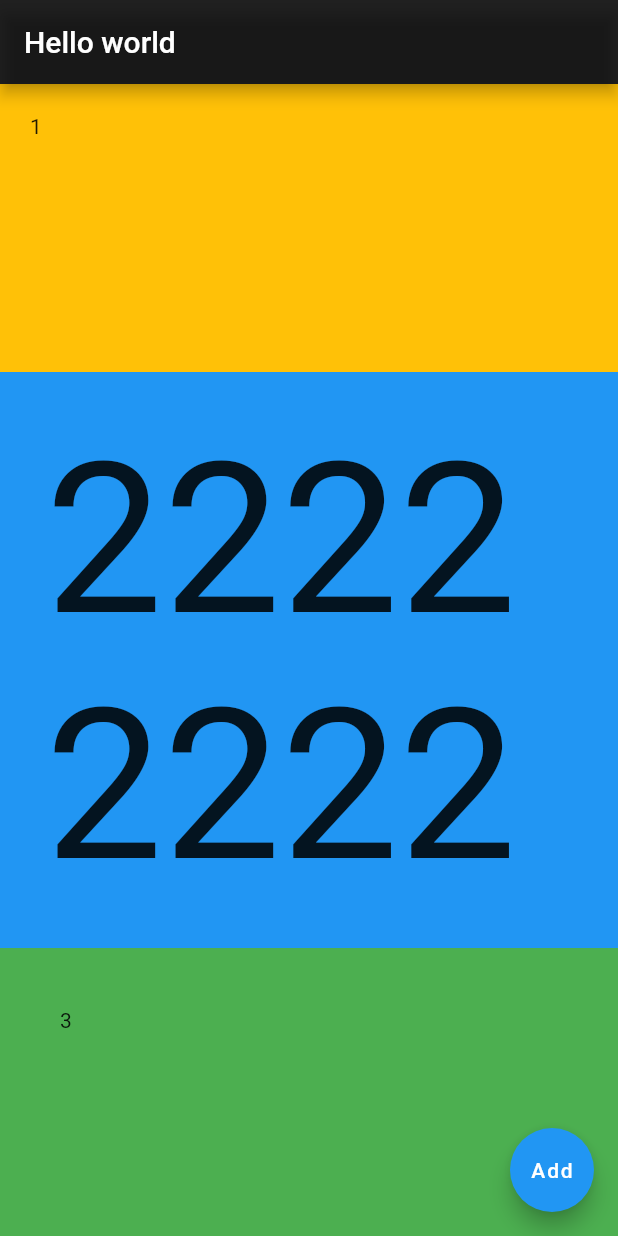
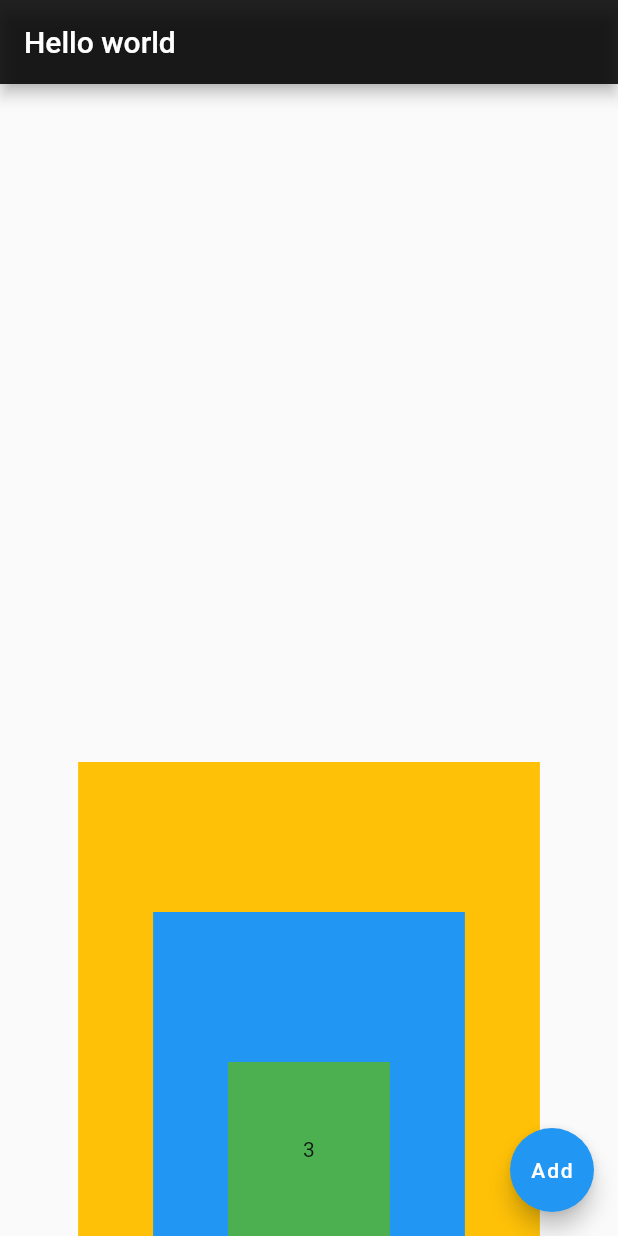
Before and after one commit to laulim/my-flutter-app, a Flutter app: the screen it shows after launch, on a phone screen of 412 x 824 dp. Run offline on Flutter 3.47's test engine with Material 2 defaults, Android fonts, the phone set to English and light mode, and no system bars.

Commit message:
T - Stack

```diff
--- a/lib/main.dart
+++ b/lib/main.dart
@@ -25,14 +25,14 @@ class FlutterTutApp extends StatelessWidget {
           title: const Text('Hello world'),
           backgroundColor: Colors.black87,
         ),
-        body: Column(
-          mainAxisAlignment: MainAxisAlignment.center,
-          crossAxisAlignment: CrossAxisAlignment.stretch,
+        body: SizedBox.expand(
+          child: Stack(
+            alignment: Alignment.bottomCenter,
             children: [
               Expanded(
                 child: Container(
                   color: Colors.amber,
-                padding: EdgeInsets.all(20),
+                  padding: EdgeInsets.all(150),
                   child: Text('1'),
                 ),
               ),
@@ -40,18 +40,19 @@ class FlutterTutApp extends StatelessWidget {
                 flex: 2,
                 child: Container(
                   color: Colors.blue,
-                padding: EdgeInsets.all(30),
-                child: Text('22222222222222', style: TextStyle(fontSize: 140),),
+                  padding: EdgeInsets.all(100),
+                  child: Text('2'),
                 ),
               ),
               Expanded(
                 child: Container(
                   color: Colors.green,
-                padding: EdgeInsets.all(40),
+                  padding: EdgeInsets.all(50),
                   child: Text('3'),
                 ),
               ),
             ],
+          ),
         ),
         floatingActionButton: FloatingActionButton(
           child: Text('Add'),
```
Lines whose indentation alone changed are shown as unchanged.
